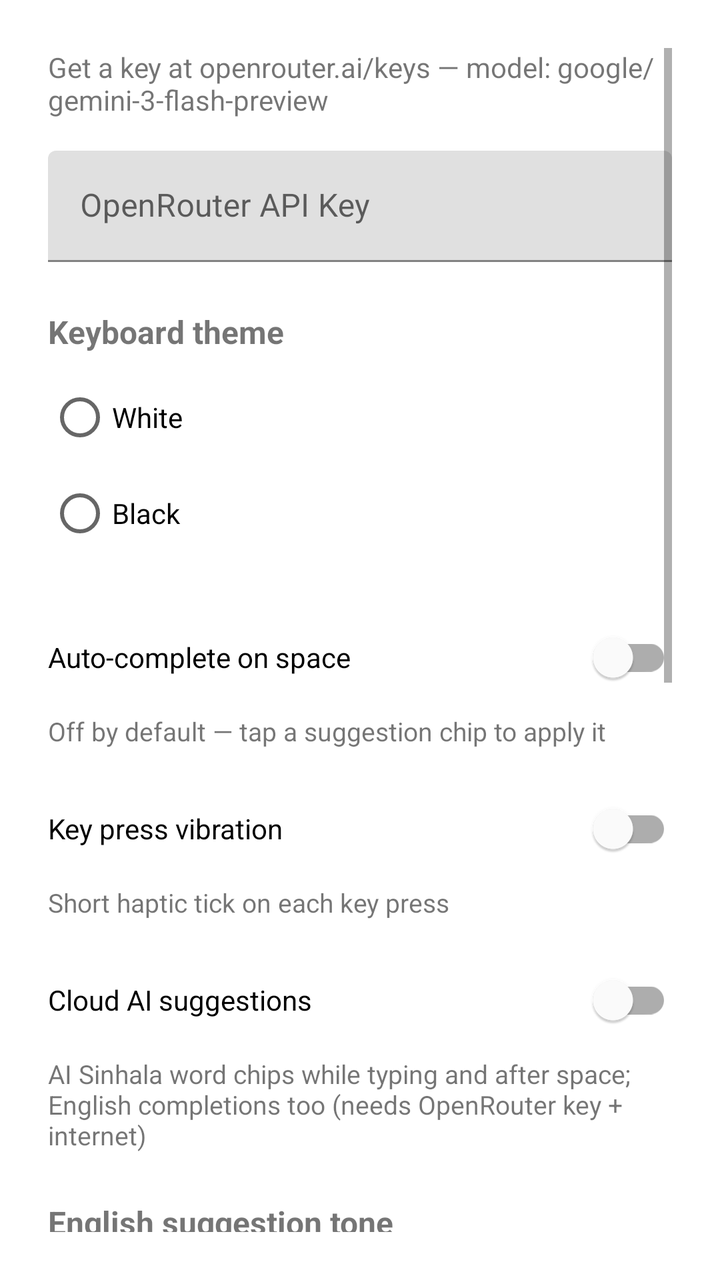
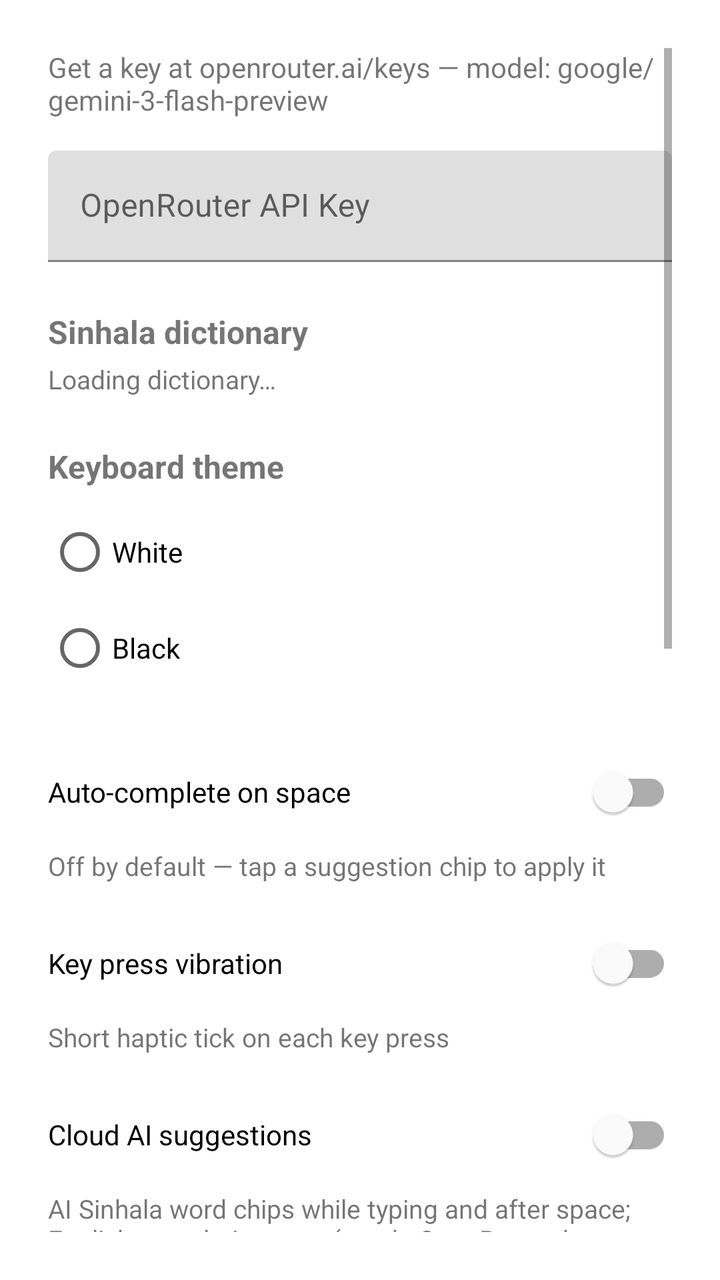

Before-and-after screenshots of an Android layout around one commit, followed by the original layout XML and the change that was made.
<!-- AndroidManifest.xml: application theme Theme.SinhalaKeyboard -->
<!-- res/layout/activity_settings.xml -->
<?xml version="1.0" encoding="utf-8"?>
<ScrollView xmlns:android="http://schemas.android.com/apk/res/android"
    android:layout_width="match_parent"
    android:layout_height="match_parent"
    android:padding="24dp">

    <LinearLayout
        android:layout_width="match_parent"
        android:layout_height="wrap_content"
        android:orientation="vertical">

        <TextView
            android:layout_width="match_parent"
            android:layout_height="wrap_content"
            android:text="@string/openrouter_info"
            android:textSize="14sp" />

        <com.google.android.material.textfield.TextInputLayout
            android:layout_width="match_parent"
            android:layout_height="wrap_content"
            android:layout_marginTop="16dp"
            android:hint="@string/api_key_hint">

            <com.google.android.material.textfield.TextInputEditText
                android:id="@+id/apiKeyInput"
                android:layout_width="match_parent"
                android:layout_height="wrap_content"
                android:inputType="textPassword" />
        </com.google.android.material.textfield.TextInputLayout>

        <TextView
            android:layout_width="match_parent"
            android:layout_height="wrap_content"
            android:layout_marginTop="24dp"
            android:text="@string/theme_title"
            android:textSize="16sp"
            android:textStyle="bold" />

        <RadioGroup
            android:id="@+id/themeGroup"
            android:layout_width="match_parent"
            android:layout_height="wrap_content"
            android:layout_marginTop="8dp"
            android:orientation="vertical">

            <RadioButton
                android:id="@+id/themeWhite"
                android:layout_width="match_parent"
                android:layout_height="wrap_content"
                android:text="@string/theme_white" />

            <RadioButton
                android:id="@+id/themeBlack"
                android:layout_width="match_parent"
                android:layout_height="wrap_content"
                android:text="@string/theme_black" />
        </RadioGroup>

        <com.google.android.material.switchmaterial.SwitchMaterial
            android:id="@+id/switchAutoCorrect"
            android:layout_width="match_parent"
            android:layout_height="wrap_content"
            android:layout_marginTop="24dp"
            android:text="@string/auto_correct_title" />

        <TextView
            android:layout_width="match_parent"
            android:layout_height="wrap_content"
            android:layout_marginTop="4dp"
            android:text="@string/auto_correct_summary"
            android:textSize="13sp" />

        <com.google.android.material.switchmaterial.SwitchMaterial
            android:id="@+id/switchHaptic"
            android:layout_width="match_parent"
            android:layout_height="wrap_content"
            android:layout_marginTop="16dp"
            android:text="@string/haptic_title" />

        <TextView
            android:layout_width="match_parent"
            android:layout_height="wrap_content"
            android:layout_marginTop="4dp"
            android:text="@string/haptic_summary"
            android:textSize="13sp" />

        <com.google.android.material.switchmaterial.SwitchMaterial
            android:id="@+id/switchCloudSuggestions"
            android:layout_width="match_parent"
            android:layout_height="wrap_content"
            android:layout_marginTop="16dp"
            android:text="@string/cloud_suggestions_title" />

        <TextView
            android:layout_width="match_parent"
            android:layout_height="wrap_content"
            android:layout_marginTop="4dp"
            android:text="@string/cloud_suggestions_summary"
            android:textSize="13sp" />

        <TextView
            android:layout_width="match_parent"
            android:layout_height="wrap_content"
            android:layout_marginTop="24dp"
            android:text="@string/tone_title"
            android:textSize="16sp"
            android:textStyle="bold" />

        <TextView
            android:layout_width="match_parent"
            android:layout_height="wrap_content"
            android:layout_marginTop="4dp"
            android:text="@string/tone_summary"
            android:textSize="13sp" />

        <RadioGroup
            android:id="@+id/toneGroup"
            android:layout_width="match_parent"
            android:layout_height="wrap_content"
            android:layout_marginTop="8dp"
            android:orientation="vertical">

            <RadioButton
                android:id="@+id/toneProfessional"
                android:layout_width="match_parent"
                android:layout_height="wrap_content"
                android:text="@string/tone_professional" />

            <RadioButton
                android:id="@+id/toneFriendly"
                android:layout_width="match_parent"
                android:layout_height="wrap_content"
                android:text="@string/tone_friendly" />
        </RadioGroup>

        <TextView
            android:layout_width="match_parent"
            android:layout_height="wrap_content"
            android:layout_marginTop="24dp"
            android:text="@string/mic_settings_title"
            android:textSize="16sp"
            android:textStyle="bold" />

        <TextView
            android:layout_width="match_parent"
            android:layout_height="wrap_content"
            android:layout_marginTop="4dp"
            android:text="@string/mic_settings_summary"
            android:textSize="13sp" />

        <Button
            android:id="@+id/btnMicPermission"
            android:layout_width="match_parent"
            android:layout_height="wrap_content"
            android:layout_marginTop="8dp"
            android:text="@string/grant_mic" />

        <com.google.android.material.switchmaterial.SwitchMaterial
            android:id="@+id/switchContinuousVoice"
            android:layout_width="match_parent"
            android:layout_height="wrap_content"
            android:layout_marginTop="16dp"
            android:text="@string/continuous_voice_title" />

        <TextView
            android:layout_width="match_parent"
            android:layout_height="wrap_content"
            android:layout_marginTop="4dp"
            android:text="@string/continuous_voice_summary"
            android:textSize="13sp" />

        <Button
            android:id="@+id/btnSave"
            android:layout_width="match_parent"
            android:layout_height="wrap_content"
            android:layout_marginTop="16dp"
            android:text="@string/save" />

        <TextView
            android:layout_width="match_parent"
            android:layout_height="wrap_content"
            android:layout_marginTop="24dp"
            android:text="How to enable keyboard:\n1. Install this APK\n2. Settings → System → Languages → On-screen keyboard\n3. Enable Sinhala Singlish Keyboard\n4. Switch keyboard while typing"
            android:textSize="14sp" />
    </LinearLayout>
</ScrollView>
<!-- resources referenced by this layout -->
<resources>
  <string name="api_key_hint">OpenRouter API Key</string>
  <string name="auto_correct_summary">Off by default — tap a suggestion chip to apply it</string>
  <string name="auto_correct_title">Auto-complete on space</string>
  <string name="cloud_suggestions_summary">AI Sinhala word chips while typing and after space; English completions too (needs OpenRouter key + internet)</string>
  <string name="cloud_suggestions_title">Cloud AI suggestions</string>
  <string name="continuous_voice_summary">After tapping Mic, keep listening until you tap Mic again</string>
  <string name="continuous_voice_title">Continuous voice (always listening)</string>
  <string name="grant_mic">Allow microphone</string>
  <string name="haptic_summary">Short haptic tick on each key press</string>
  <string name="haptic_title">Key press vibration</string>
  <string name="mic_settings_summary">Tap Mic on the keyboard. Enable continuous mode to keep listening.</string>
  <string name="mic_settings_title">Voice typing</string>
  <string name="openrouter_info">Get a key at openrouter.ai/keys — model: google/gemini-3-flash-preview</string>
  <string name="save">Save</string>
  <string name="theme_black">Black</string>
  <string name="theme_title">Keyboard theme</string>
  <string name="theme_white">White</string>
  <string name="tone_friendly">Friendly</string>
  <string name="tone_professional">Pro</string>
  <string name="tone_summary">Professional for work emails; Friendly for chats and messages</string>
  <string name="tone_title">English suggestion tone</string>
  <style name="Theme.SinhalaKeyboard" parent="Theme.MaterialComponents.DayNight.DarkActionBar" />
</resources>

<!-- the commit's change to res/layout/activity_settings.xml (unified diff, before → after) -->
@@ -32,6 +32,22 @@
             android:layout_width="match_parent"
             android:layout_height="wrap_content"
             android:layout_marginTop="24dp"
+            android:text="@string/dict_status_title"
+            android:textSize="16sp"
+            android:textStyle="bold" />
+
+        <TextView
+            android:id="@+id/dictStatusText"
+            android:layout_width="match_parent"
+            android:layout_height="wrap_content"
+            android:layout_marginTop="4dp"
+            android:text="@string/dict_status_loading"
+            android:textSize="13sp" />
+
+        <TextView
+            android:layout_width="match_parent"
+            android:layout_height="wrap_content"
+            android:layout_marginTop="24dp"
             android:text="@string/theme_title"
             android:textSize="16sp"
             android:textStyle="bold" />
<!-- resource entries referenced after the edit -->
@@ -7,6 +7,8 @@
   <string name="cloud_suggestions_title">Cloud AI suggestions</string>
   <string name="continuous_voice_summary">After tapping Mic, keep listening until you tap Mic again</string>
   <string name="continuous_voice_title">Continuous voice (always listening)</string>
+  <string name="dict_status_loading">Loading dictionary…</string>
+  <string name="dict_status_title">Sinhala dictionary</string>
   <string name="grant_mic">Allow microphone</string>
   <string name="haptic_summary">Short haptic tick on each key press</string>
   <string name="haptic_title">Key press vibration</string>
